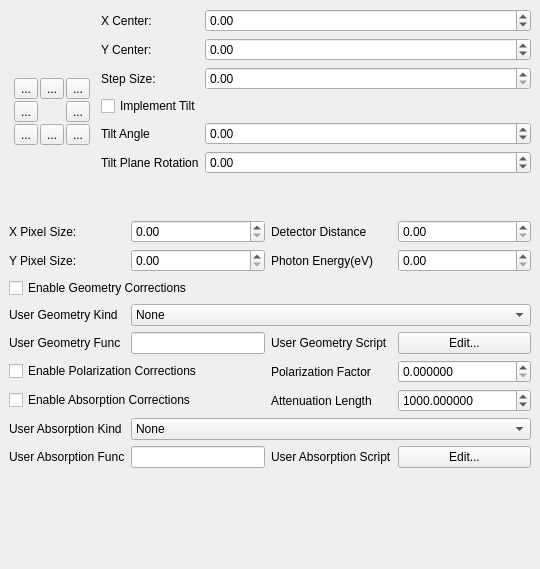
First picture: the form in source/qxrdcenterfinderdialog.ui, repository guyjennings/qxrd, before the edit.
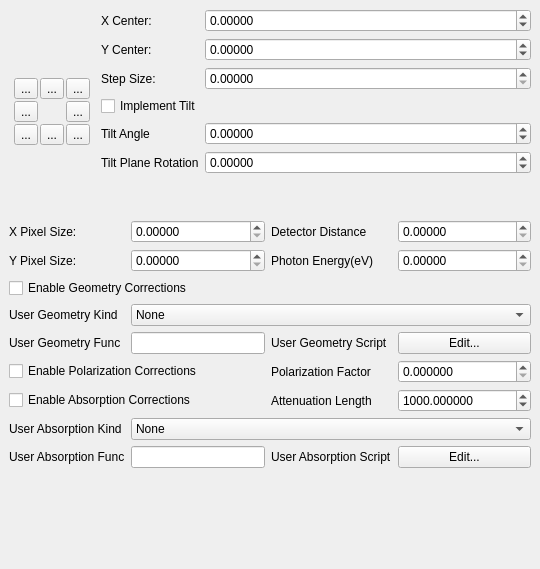
Second picture: the form after the edit. Icons and pictures are not drawn. Custom widgets are drawn as their Qt base class.

What changed in the file:
```diff
--- a/source/qxrdcenterfinderdialog.ui
+++ b/source/qxrdcenterfinderdialog.ui
@@ -53,6 +53,9 @@
         <property name="keyboardTracking">
          <bool>false</bool>
         </property>
+        <property name="decimals">
+         <number>5</number>
+        </property>
         <property name="minimum">
          <double>-10000.000000000000000</double>
         </property>
@@ -70,6 +73,9 @@
         <property name="keyboardTracking">
          <bool>false</bool>
         </property>
+        <property name="decimals">
+         <number>5</number>
+        </property>
        </widget>
       </item>
       <item row="5" column="2">
@@ -81,6 +87,9 @@
         <property name="keyboardTracking">
          <bool>false</bool>
         </property>
+        <property name="decimals">
+         <number>5</number>
+        </property>
         <property name="minimum">
          <double>-90.000000000000000</double>
         </property>
@@ -104,6 +113,9 @@
         <property name="keyboardTracking">
          <bool>false</bool>
         </property>
+        <property name="decimals">
+         <number>5</number>
+        </property>
         <property name="minimum">
          <double>-10000.000000000000000</double>
         </property>
@@ -146,6 +158,9 @@
         <property name="keyboardTracking">
          <bool>false</bool>
         </property>
+        <property name="decimals">
+         <number>5</number>
+        </property>
         <property name="minimum">
          <double>-90.000000000000000</double>
         </property>
@@ -393,6 +408,9 @@
         <property name="keyboardTracking">
          <bool>false</bool>
         </property>
+        <property name="decimals">
+         <number>5</number>
+        </property>
         <property name="maximum">
          <double>10000.000000000000000</double>
         </property>
@@ -420,6 +438,9 @@
         <property name="keyboardTracking">
          <bool>false</bool>
         </property>
+        <property name="decimals">
+         <number>5</number>
+        </property>
         <property name="maximum">
          <double>1000000.000000000000000</double>
         </property>
@@ -677,6 +698,9 @@
         <property name="keyboardTracking">
          <bool>false</bool>
         </property>
+        <property name="decimals">
+         <number>5</number>
+        </property>
         <property name="maximum">
          <double>10000.000000000000000</double>
         </property>
@@ -704,6 +728,9 @@
         <property name="keyboardTracking">
          <bool>false</bool>
         </property>
+        <property name="decimals">
+         <number>5</number>
+        </property>
         <property name="maximum">
          <double>10000.000000000000000</double>
         </property>
```
Left out of the diff: 11 changed lines with no effect on the pictures.
